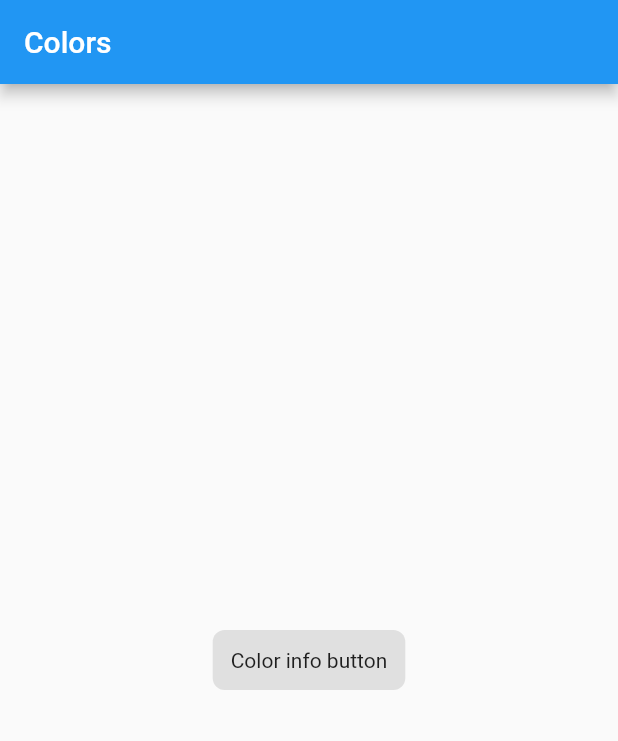
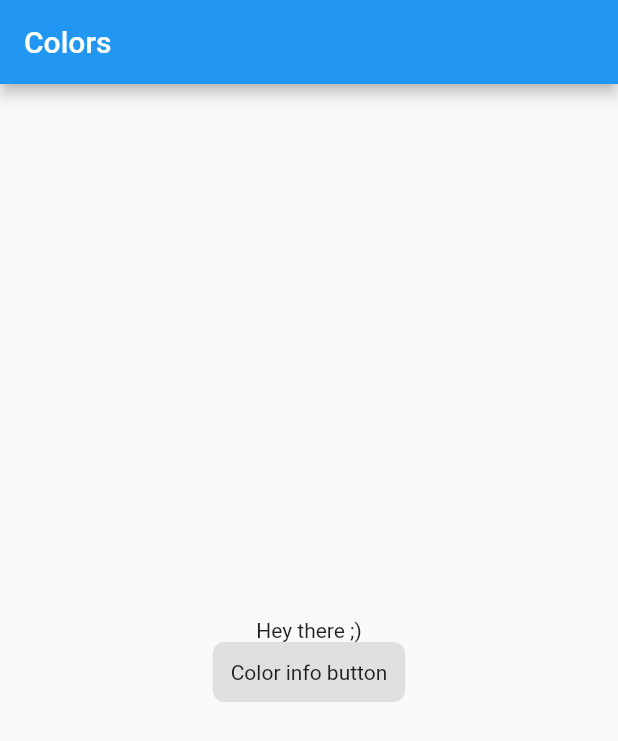
Before and after one commit to Medevin/flutter_app, a Flutter app: the screen it shows after launch, on a phone screen of 412 x 824 dp. Shown: the top 741 px of the screen. Run offline on Flutter 3.47's test engine with Material 2 defaults, Android fonts, the phone set to English and light mode, and no system bars.

Commit message:
Forgot to add 'Hey there'

```diff
--- a/test_task_app/lib/main.dart
+++ b/test_task_app/lib/main.dart
@@ -42,13 +42,22 @@ class _MainScreenState extends State<MainScreen> {
           onTap: () {
             _handleTap();
           },
-          child:
-          Container(
-            color: newColor,
-            margin: new EdgeInsets.all(0.0),
-            child: Center(child:CenterButton()),
-          ),
-        )
+          child: Center(
+            child: Container(
+              color: newColor,
+              margin: new EdgeInsets.all(0.0),
+              child: Center(
+                child: Column(
+                  mainAxisAlignment: MainAxisAlignment.center,
+                  children: <Widget>[
+                    Text("Hey there ;)"),
+                    CenterButton(),
+                  ],
+                ),
+              ),
+            ),
+          )
+        ),
     );
   }
 }
```
